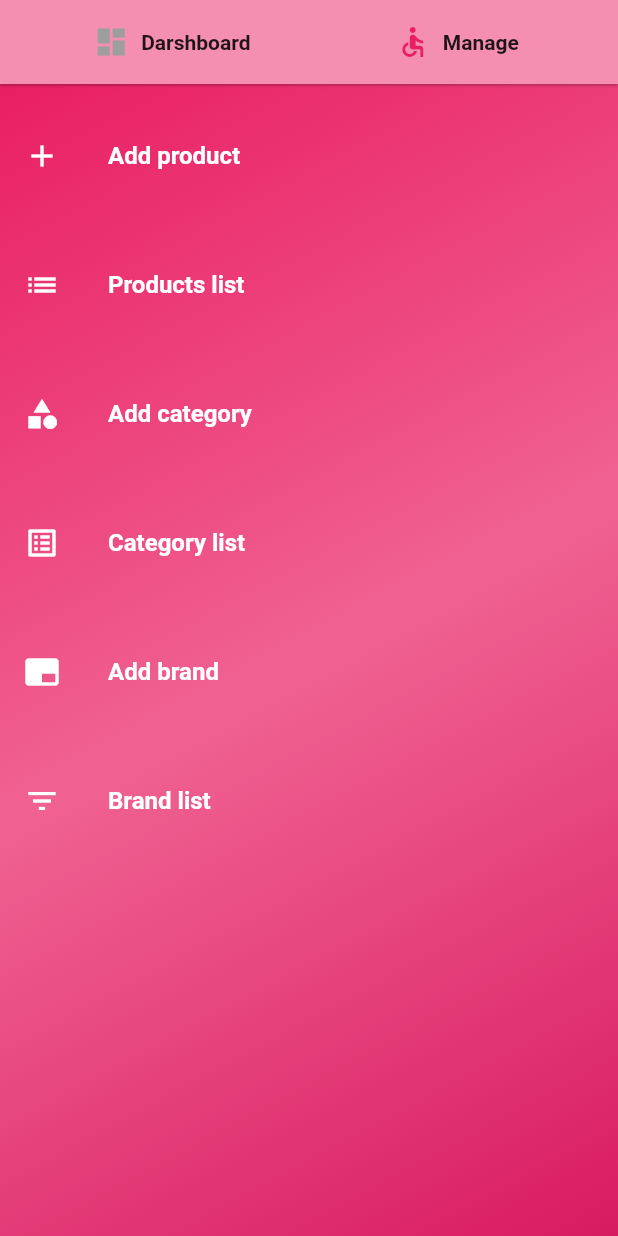
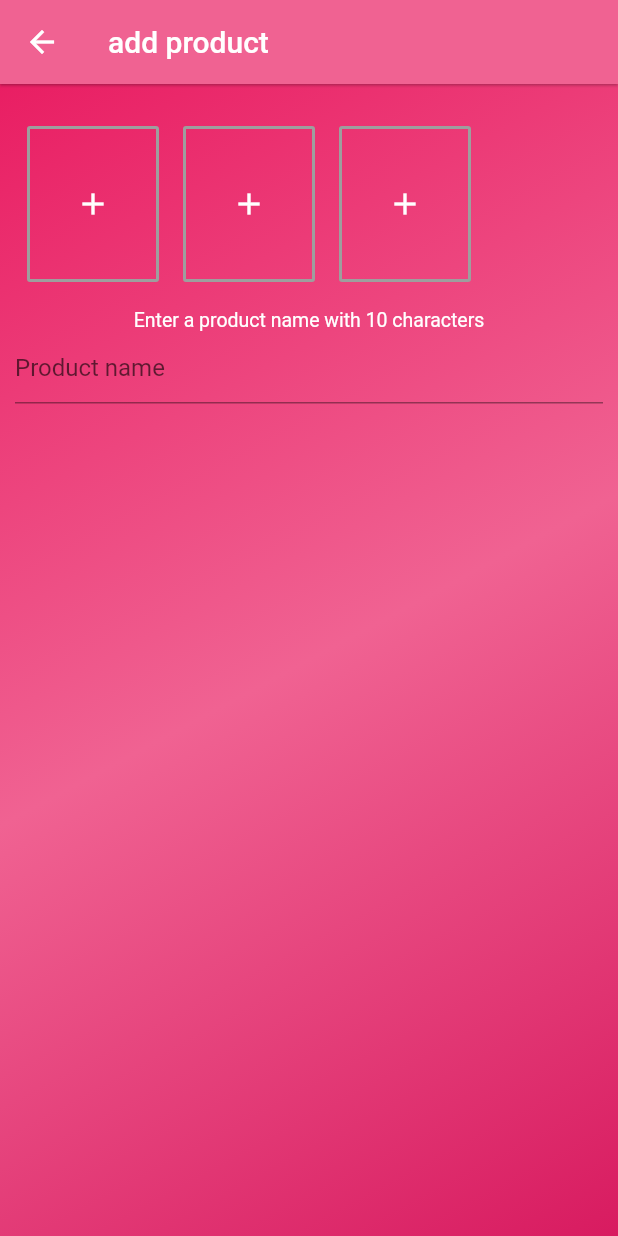
Before and after one commit to Samson-dirisu/Admin_Fashstore, a Flutter app: the screen it shows after launch, after a tap on "Manage", after a tap on "Add product", on a phone screen of 412 x 824 dp. Run offline on Flutter 3.47's test engine with Material 2 defaults, Android fonts, the phone set to English and light mode, and no system bars; our stand-ins replace cloud_firestore, firebase_core, fluttertoast, image_picker; accounts and stored records are empty.

```diff
--- a/lib/main.dart
+++ b/lib/main.dart
@@ -1,7 +1,10 @@
 import 'package:admin_fashstore/screens/darshboard.dart';
+import 'package:firebase_core/firebase_core.dart';
 import 'package:flutter/material.dart';
 
-void main() {
+void main() async {
+  WidgetsFlutterBinding.ensureInitialized();
+  await Firebase.initializeApp();
   runApp(MyApp());
 }
 
@@ -10,9 +13,8 @@ class MyApp extends StatelessWidget {
   @override
   Widget build(BuildContext context) {
     return MaterialApp(
-      title: 'Admin Fashstore',
-      debugShowCheckedModeBanner: false,
-      home: Wrapper()
-    );
+        title: 'Admin Fashstore',
+        debugShowCheckedModeBanner: false,
+        home: Wrapper());
   }
 }
--- /dev/null
+++ b/lib/screens/add_product.dart
@@ -0,0 +1,91 @@
+import 'package:admin_fashstore/widget/outline_button.dart';
+import 'package:flutter/material.dart';
+import 'package:image_picker/image_picker.dart';
+import 'dart:convert';
+
+class AddProduct extends StatefulWidget {
+  @override
+  _AddProductState createState() => _AddProductState();
+}
+
+class _AddProductState extends State<AddProduct> {
+  GlobalKey<FormState> _formKey = GlobalKey<FormState>();
+  TextEditingController _productNameController = TextEditingController();
+
+  @override
+  Widget build(BuildContext context) {
+    return Scaffold(
+      appBar: AppBar(
+        backgroundColor: Colors.pink.shade300,
+        elevation: 0.7,
+        title: Text(
+          "add product",
+          style: TextStyle(color: Colors.white),
+        ),
+      ),
+      body: Stack(
+        children: [
+          Container(
+            width: double.infinity,
+            height: double.infinity,
+            decoration: BoxDecoration(
+              gradient: LinearGradient(
+                begin: Alignment.topLeft,
+                end: Alignment.bottomRight,
+                colors: [
+                  Colors.pink,
+                  Colors.pink.shade300,
+                  Colors.pink.shade600
+                ],
+              ),
+            ),
+          ),
+          Form(
+            key: _formKey,
+            child: ListView(
+              padding: EdgeInsets.symmetric(horizontal: 10.0, vertical: 20.0),
+              children: [
+                Row(
+                  children: [
+                    CustomOutlineButton(
+                      onPressed: () {},
+                    ),
+                    CustomOutlineButton(
+                      onPressed: () {},
+                    ),
+                    CustomOutlineButton(
+                      onPressed: () {},
+                    ),
+                  ],
+                ),
+                SizedBox(height: 10.0),
+                Text(
+                  "Enter a product name with 10 characters",
+                  textAlign: TextAlign.center,
+                  style: TextStyle(
+                    color: Colors.white,
+                    fontSize: 13.0,
+                  ),
+                ),
+                TextFormField(
+                  controller: _productNameController,
+                  decoration: InputDecoration(
+                    hintText: "Product name",
+                  ),
+                  validator: (value) {
+                    if (value.isEmpty) {
+                      String returnedValue = "You must enter the product name";
+                      return returnedValue;
+                    } else if (value.length > 10) {
+                      return "Product name can't have more than 10 letters";
+                    }
+                  },
+                ),
+              ],
+            ),
+          ),
+        ],
+      ),
+    );
+  }
+}
--- /dev/null
+++ b/lib/utils/colors_util.dart
@@ -0,0 +1,3 @@
+import 'package:flutter/material.dart';
+
+Color appBarColor = Colors.pink.shade200;
--- /dev/null
+++ b/lib/widget/outline_button.dart
@@ -0,0 +1,20 @@
+import 'package:flutter/material.dart';
+
+class CustomOutlineButton extends StatelessWidget {
+  final Function onPressed;
+  CustomOutlineButton({@required this.onPressed});
+  @override
+  Widget build(BuildContext context) {
+    return Padding(
+      padding: const EdgeInsets.all(8.0),
+      child: OutlineButton(
+        borderSide: BorderSide(color: Colors.grey, width: 2.0),
+        onPressed: () {},
+        child: Padding(
+          padding: const EdgeInsets.fromLTRB(14, 40, 14, 40),
+          child: Icon(Icons.add, color: Colors.white),
+        ),
+      ),
+    );
+  }
+}
```
Also changed, not shown: lib/db/brand.dart (added, +24 -0 lines), lib/db/category.dart (added, +15 -0 lines), lib/screens/manage.dart (+128 -9 lines), pubspec.yaml (+9 -0 lines), pubspec.lock, 3 other files.
